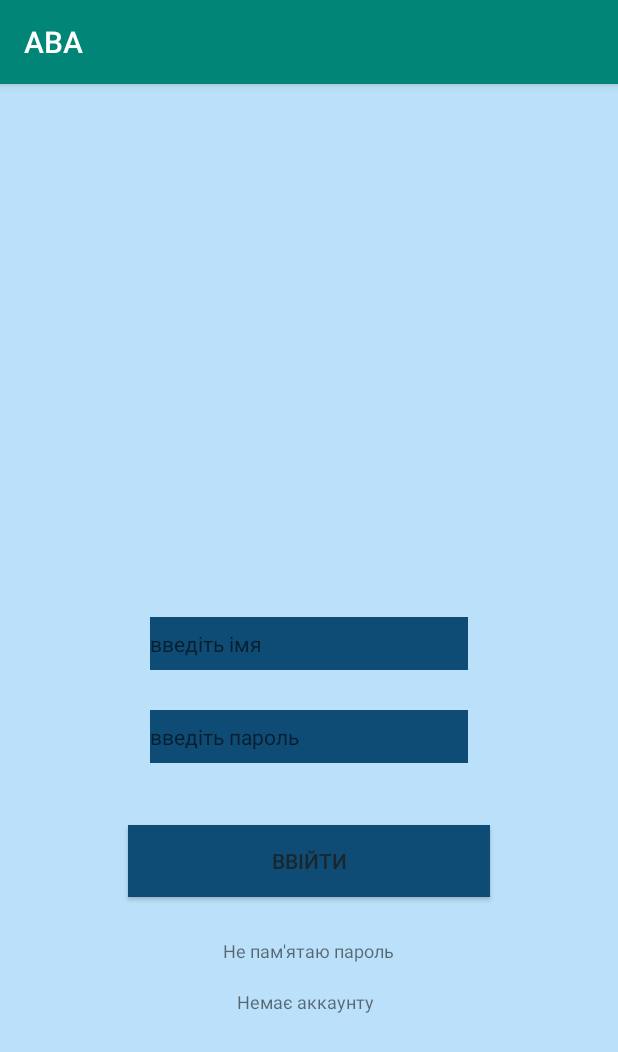
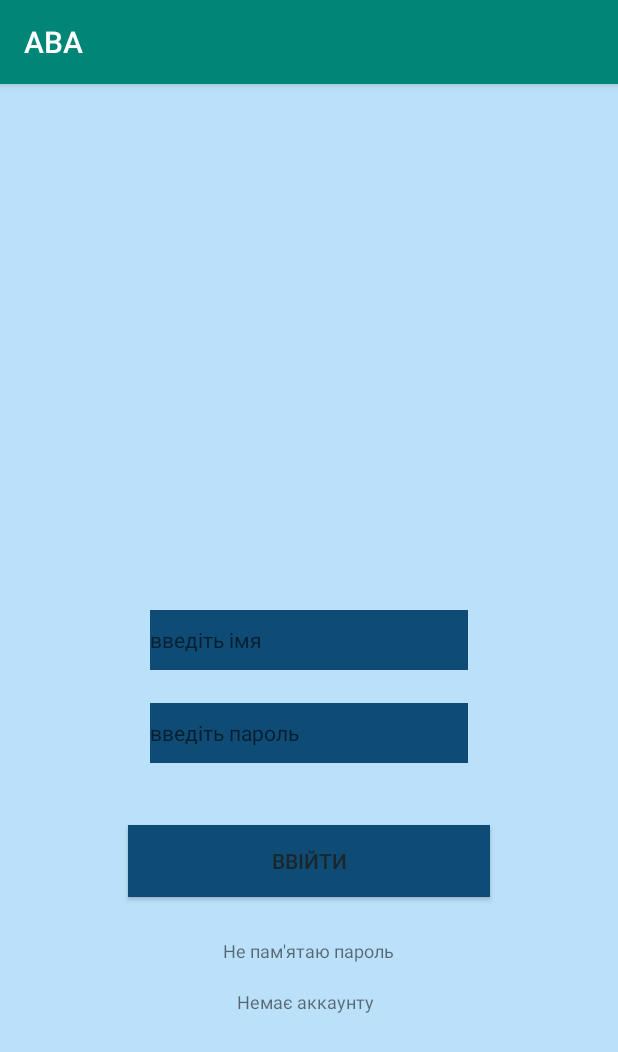
Before and after one commit to Denys-Doskochynskiy/IONKiD_JAVA, an Android app: the screen it shows after launch (Login), on a phone screen of 412 x 824 dp. Shown: the top 1052 px of the screen. Run offline under Robolectric (Android 15) with nearby library versions, the phone set to English and light mode, and no system bars.

```diff
--- a/app/src/main/res/layout/activity_login.xml
+++ b/app/src/main/res/layout/activity_login.xml
@@ -20,7 +20,7 @@
         <EditText
             android:id="@+id/edit_user"
             android:layout_width="211dp"
-            android:layout_height="35dp"
+            android:layout_height="40dp"
             android:layout_above="@+id/singin"
             android:layout_alignParentStart="true"
             android:layout_alignParentEnd="true"
@@ -39,7 +39,7 @@
         <EditText
             android:id="@+id/edit_password"
             android:layout_width="207dp"
-            android:layout_height="35dp"
+            android:layout_height="40dp"
             android:layout_above="@+id/singin"
             android:layout_alignLeft="@+id/edit_user"
             android:layout_alignRight="@+id/edit_user"
```
Also changed, not shown: app/src/main/java/com/example/aba/Menu.java (line endings or trailing spaces).
